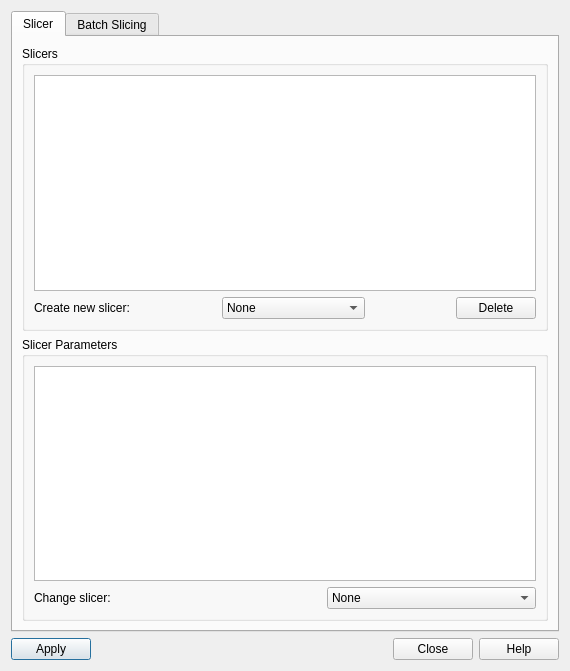
Qt form src/sas/qtgui/Plotting/UI/SlicerParametersUI.ui (SasView/sasview) before a commit.
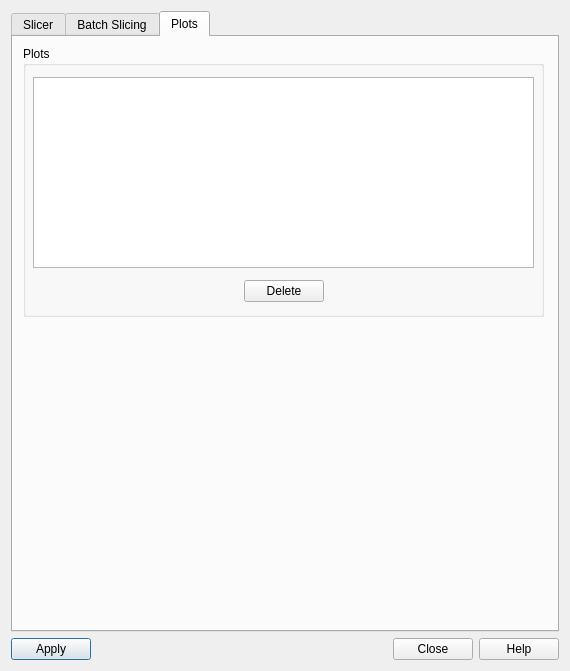
The same form after that commit. Icons and pictures are not drawn.

Commit message: UI incorporation of slicer plots

The edit to the form file:
```diff
--- a/src/sas/qtgui/Plotting/UI/SlicerParametersUI.ui
+++ b/src/sas/qtgui/Plotting/UI/SlicerParametersUI.ui
@@ -71,7 +71,7 @@
    <item row="0" column="0">
     <widget class="QTabWidget" name="tabWidget">
      <property name="currentIndex">
-      <number>0</number>
+      <number>2</number>
      </property>
      <widget class="QWidget" name="tab">
       <attribute name="title">
@@ -281,6 +281,26 @@
               </property>
              </widget>
             </item>
+            <item>
+             <spacer name="horizontalSpacer_4">
+              <property name="orientation">
+               <enum>Qt::Horizontal</enum>
+              </property>
+              <property name="sizeHint" stdset="0">
+               <size>
+                <width>40</width>
+                <height>20</height>
+               </size>
+              </property>
+             </spacer>
+            </item>
+            <item>
+             <widget class="QCheckBox" name="chkStack">
+              <property name="text">
+               <string>Stack Plots</string>
+              </property>
+             </widget>
+            </item>
            </layout>
           </item>
          </layout>
@@ -461,6 +481,79 @@
        </item>
       </layout>
      </widget>
+     <widget class="QWidget" name="tab_3">
+      <attribute name="title">
+       <string>Plots</string>
+      </attribute>
+      <widget class="QGroupBox" name="groupBox_4">
+       <property name="geometry">
+        <rect>
+         <x>10</x>
+         <y>9</y>
+         <width>521</width>
+         <height>271</height>
+        </rect>
+       </property>
+       <property name="title">
+        <string>Plots</string>
+       </property>
+       <widget class="QListWidget" name="lstPlots_2">
+        <property name="geometry">
+         <rect>
+          <x>10</x>
+          <y>31</y>
+          <width>501</width>
+          <height>191</height>
+         </rect>
+        </property>
+       </widget>
+       <widget class="QWidget" name="horizontalLayoutWidget">
+        <property name="geometry">
+         <rect>
+          <x>10</x>
+          <y>230</y>
+          <width>501</width>
+          <height>30</height>
+         </rect>
+        </property>
+        <layout class="QHBoxLayout" name="horizontalLayout_6">
+         <item>
+          <spacer name="horizontalSpacer_5">
+           <property name="orientation">
+            <enum>Qt::Horizontal</enum>
+           </property>
+           <property name="sizeHint" stdset="0">
+            <size>
+             <width>40</width>
+             <height>20</height>
+            </size>
+           </property>
+          </spacer>
+         </item>
+         <item>
+          <widget class="QPushButton" name="pushButton">
+           <property name="text">
+            <string>Delete</string>
+           </property>
+          </widget>
+         </item>
+         <item>
+          <spacer name="horizontalSpacer_6">
+           <property name="orientation">
+            <enum>Qt::Horizontal</enum>
+           </property>
+           <property name="sizeHint" stdset="0">
+            <size>
+             <width>40</width>
+             <height>20</height>
+            </size>
+           </property>
+          </spacer>
+         </item>
+        </layout>
+       </widget>
+      </widget>
+     </widget>
     </widget>
    </item>
   </layout>
```
The commit also changes 2 other files.
